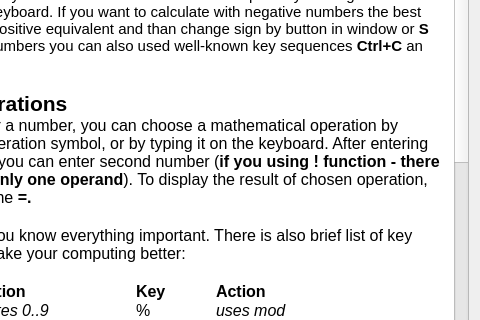
Before: the Qt Designer form src/gui/helpwindow.ui in vojone/dumdumCalc, drawn with Qt 5; both pictures show x 120 to 600 and y 232 to 552 of the 600 by 770 pixel window.
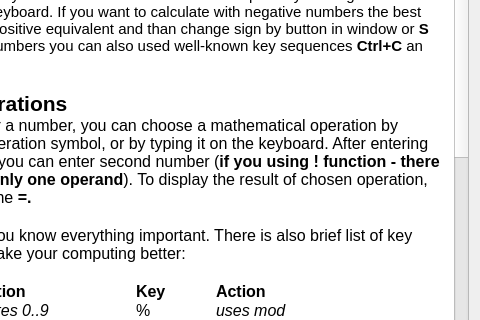
After: the same form once the commit is applied.

Commit message: Now gui handles opening of bad url in helpwindow

```diff
--- a/src/gui/helpwindow.ui
+++ b/src/gui/helpwindow.ui
@@ -82,7 +82,7 @@
 &lt;p style=&quot; margin-top:0px; margin-bottom:0px; margin-left:0px; margin-right:0px; -qt-block-indent:0; text-indent:0px;&quot;&gt;&lt;span style=&quot; font-size:12pt;&quot;&gt;There are also special situations that you can meet during the computation:&lt;/span&gt;&lt;/p&gt;
 &lt;p style=&quot;-qt-paragraph-type:empty; margin-top:0px; margin-bottom:0px; margin-left:0px; margin-right:0px; -qt-block-indent:0; text-indent:0px; font-size:12pt;&quot;&gt;&lt;br /&gt;&lt;/p&gt;
 &lt;p style=&quot; margin-top:0px; margin-bottom:0px; margin-left:0px; margin-right:0px; -qt-block-indent:0; text-indent:0px;&quot;&gt;&lt;span style=&quot; font-size:14pt;&quot;&gt;Exponential form (e)&lt;/span&gt;&lt;/p&gt;
-&lt;p style=&quot; margin-top:0px; margin-bottom:0px; margin-left:0px; margin-right:0px; -qt-block-indent:0; text-indent:0px;&quot;&gt;&lt;span style=&quot; font-size:12pt;&quot;&gt;If there is only one &amp;quot;e&amp;quot;, you are showed probably exponential form of number. Its not bug, its just a scientific notation. &lt;/span&gt;&lt;/p&gt;
+&lt;p style=&quot; margin-top:0px; margin-bottom:0px; margin-left:0px; margin-right:0px; -qt-block-indent:0; text-indent:0px;&quot;&gt;&lt;span style=&quot; font-size:12pt;&quot;&gt;If there is only one &amp;quot;e&amp;quot;, you are showed probably exponential form of number. Its not bug, its just a scientific notation. If you are confused from it, you can look &lt;/span&gt;here&lt;span style=&quot; font-size:12pt;&quot;&gt; for more information.&lt;/span&gt;&lt;/p&gt;
 &lt;p style=&quot;-qt-paragraph-type:empty; margin-top:0px; margin-bottom:0px; margin-left:0px; margin-right:0px; -qt-block-indent:0; text-indent:0px; font-size:12pt;&quot;&gt;&lt;br /&gt;&lt;/p&gt;
 &lt;p style=&quot; margin-top:0px; margin-bottom:0px; margin-left:0px; margin-right:0px; -qt-block-indent:0; text-indent:0px;&quot;&gt;&lt;span style=&quot; font-size:14pt; color:#ef2929;&quot;&gt;Errors&lt;/span&gt;&lt;/p&gt;
 &lt;p style=&quot; margin-top:0px; margin-bottom:0px; margin-left:0px; margin-right:0px; -qt-block-indent:0; text-indent:0px;&quot;&gt;&lt;span style=&quot; font-size:12pt; color:#000000;&quot;&gt;We are sorry but if the letters are red, errors occured. There are some reasons of most common errors:&lt;/span&gt;&lt;/p&gt;
```
The commit also changes 1 other file.
